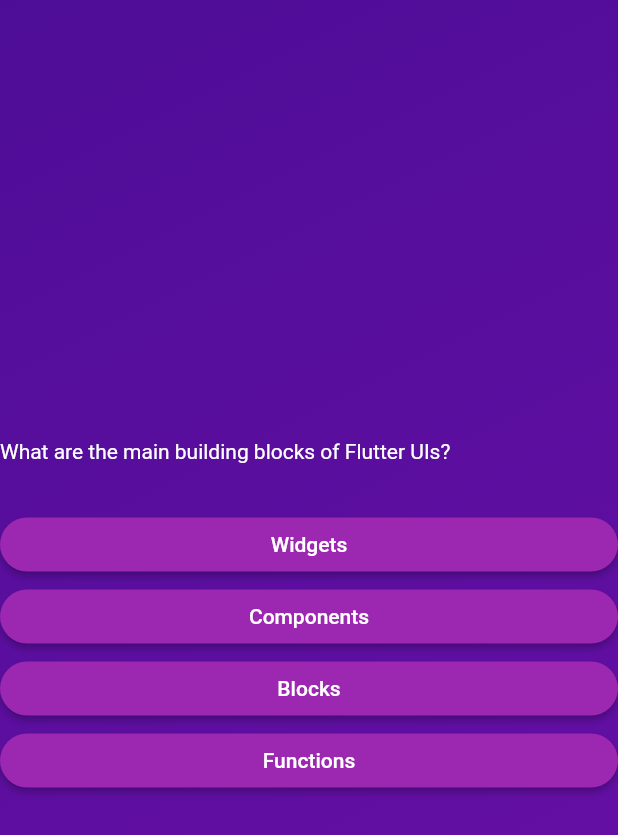
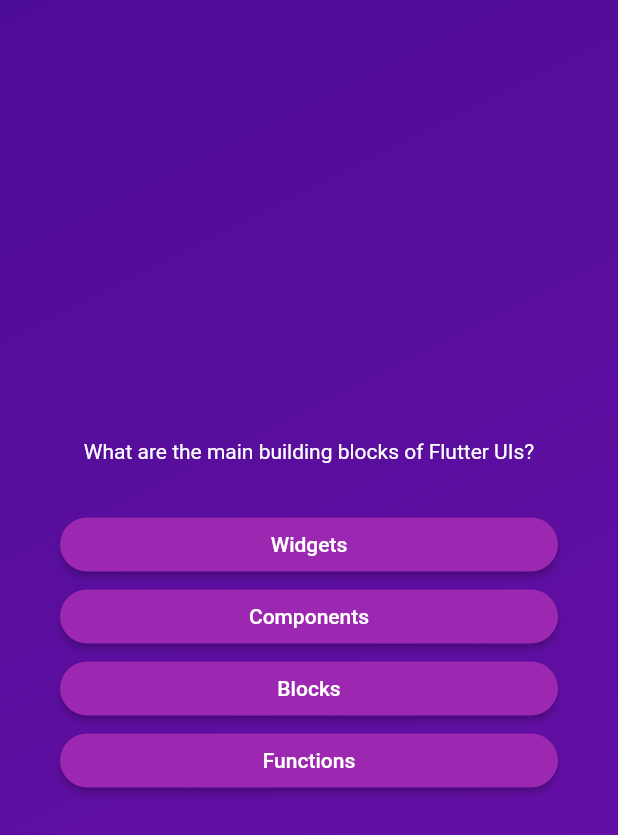
Before and after one commit to barefoot1423/adv_basics, a Flutter app: the screen it shows after launch, after a tap on "Start Quiz", on a phone screen of 412 x 824 dp. Shown: the top 835 px of the screen. Run offline on Flutter 3.47's test engine with Material 2 defaults, Android fonts, the phone set to English and light mode, and no system bars.

Commit message:
commit lecture 71

```diff
--- a/lib/questions_screen.dart
+++ b/lib/questions_screen.dart
@@ -17,6 +17,8 @@ class _QuestionsScreenState extends State<QuestionsScreen> {
     final currentQuestion = questions[0];
     return SizedBox(
       width: double.infinity,
+      child: Container(
+        margin: EdgeInsets.all(40),
         child: Column(
           mainAxisAlignment: MainAxisAlignment.center,
           crossAxisAlignment: CrossAxisAlignment.stretch,
@@ -26,6 +28,7 @@ class _QuestionsScreenState extends State<QuestionsScreen> {
               style: const TextStyle(
                 color: Colors.white,
               ),
+              textAlign: TextAlign.center,
             ),
             const SizedBox(height: 30),
             ...currentQuestion.answers.map((answer) {
@@ -33,6 +36,7 @@ class _QuestionsScreenState extends State<QuestionsScreen> {
             }),
           ],
         ),
+      ),
     );
   }
 }
```
Lines whose indentation alone changed are shown as unchanged.
